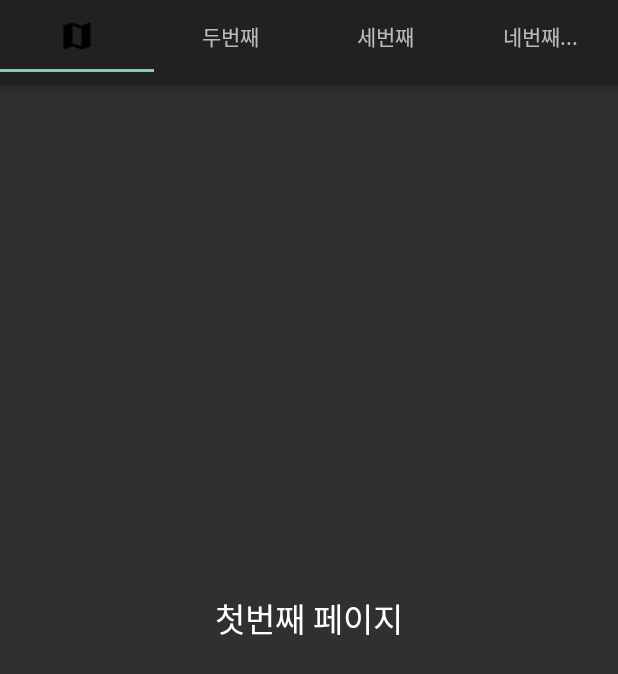
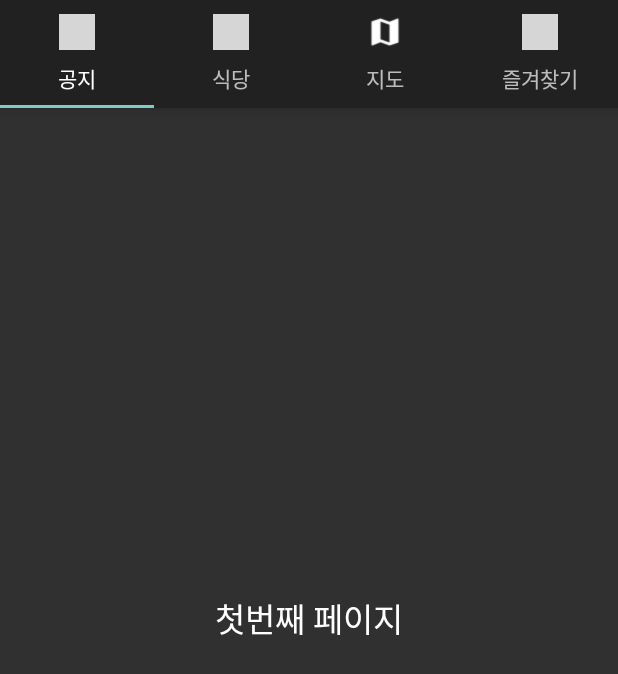
Before and after one commit to SeungWan-Yu/19MobileProject5, an Android app: the screen it shows after launch (MainActivity), on a phone screen of 412 x 824 dp. Shown: the top 674 px of the screen. Run offline under Robolectric (Android 15) with nearby library versions, the phone set to English and light mode, and no system bars; grey boxes are pictures that could not be loaded.

Commit message:
탭 레이아웃 아이콘 재배치(추후 수정 가능)

```diff
--- a/app/src/main/java/com/example/a19mobileproject5/MainActivity.java
+++ b/app/src/main/java/com/example/a19mobileproject5/MainActivity.java
@@ -27,10 +27,10 @@ public class MainActivity extends AppCompatActivity {
         mViewPager = findViewById(R.id.container);
 
         TabLayout tabLayout = findViewById(R.id.tab_layout);
-        tabLayout.addTab(tabLayout.newTab().setIcon(R.drawable.ic_map));
-        tabLayout.addTab(tabLayout.newTab().setText("두번째"));
-        tabLayout.addTab(tabLayout.newTab().setText("세번째"));
-        tabLayout.addTab(tabLayout.newTab().setText("네번째..."));
+        tabLayout.addTab(tabLayout.newTab().setText("공지").setIcon(R.drawable.ic_assignmen));
+        tabLayout.addTab(tabLayout.newTab().setText("식당").setIcon(R.drawable.ic_dining));
+        tabLayout.addTab(tabLayout.newTab().setText("지도").setIcon(R.drawable.ic_map));
+        tabLayout.addTab(tabLayout.newTab().setText("즐겨찾기").setIcon(R.drawable.ic_star_border));
         tabLayout.setTabGravity(TabLayout.GRAVITY_FILL);
 
         final ViewPager viewPager = findViewById(R.id.pager);
```
Also changed, not shown: app/src/main/res/drawable/ic_map.png.
